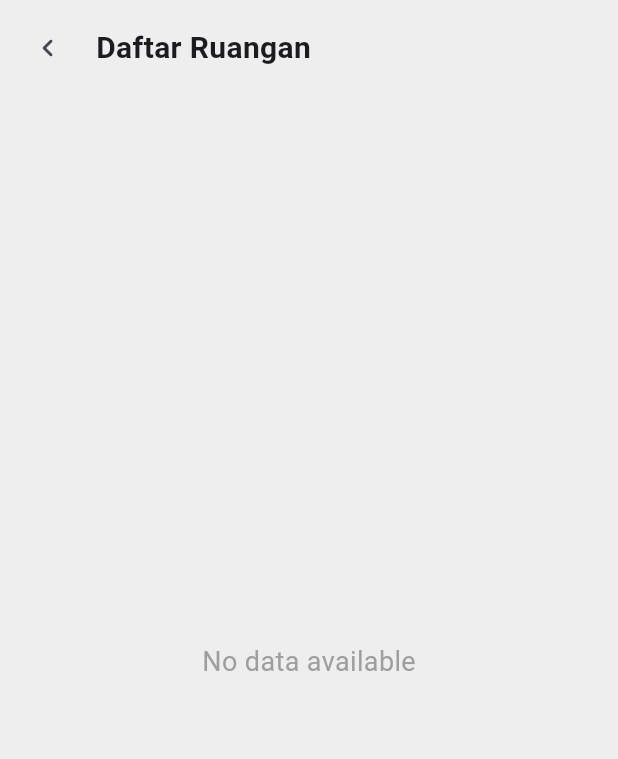
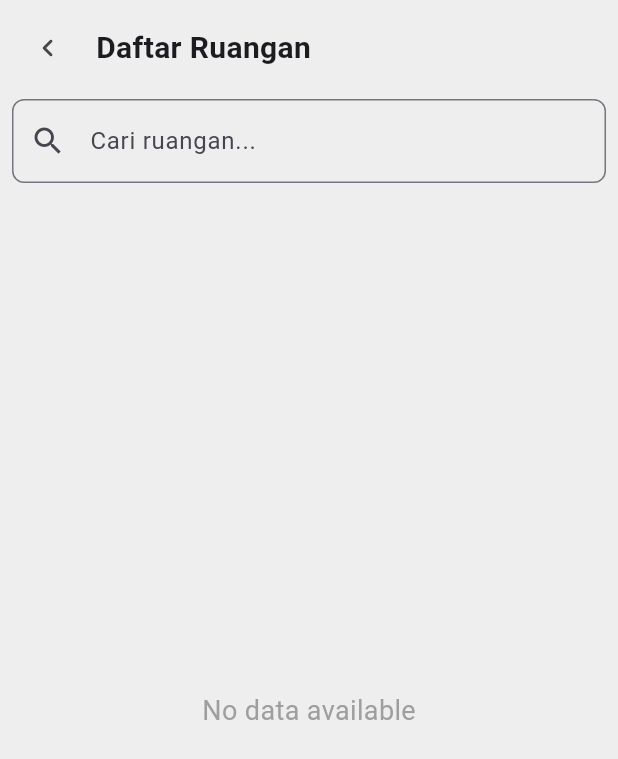
Before and after one commit to sipinjam/sipinjam, a Flutter app: the DaftarRuanganPage screen opened directly with empty values, on a phone screen of 412 x 824 dp. Shown: the top 759 px of the screen. Run offline on Flutter 3.47's test engine with Material 3 defaults, Android fonts, the phone set to English and light mode, and no system bars; our stand-ins replace flutter_riverpod, shared_preferences, table_calendar; missing offline and left inert: d_button, d_info, d_input, d_view; accounts and stored records are empty; network calls fail.

Commit message:
searchbar flutter belom bisa

```diff
--- a/Flutter/lib/pages/dashboard/Home/daftarRuangan.dart
+++ b/Flutter/lib/pages/dashboard/Home/daftarRuangan.dart
@@ -9,7 +9,8 @@ void main() {
 }
 
 class DaftarRuanganPage extends StatefulWidget {
-  final int buildingId; // Tambahkan parameter ini
+  final dynamic buildingId; // Tambahkan parameter ini
+
 
   const DaftarRuanganPage({super.key, required this.buildingId});
 
@@ -23,15 +24,30 @@ class _DaftarRuanganPageState extends State<DaftarRuanganPage> {
   bool _isLoading = true;
   int _page = 1;
   final int _pageSize = 10;
+  TextEditingController _searchController = TextEditingController();
 
   @override
   void initState() {
     super.initState();
     _fetchRuanganData();
+    _searchController.addListener(_filterRuanganData);
   }
 
+  void _loadPage() {
+  int startIndex = (_page - 1) * _pageSize;
+  int endIndex = startIndex + _pageSize;
+  setState(() {
+    _filteredRuanganData = _filteredRuanganData.sublist(
+      startIndex,
+      endIndex > _filteredRuanganData.length
+          ? _filteredRuanganData.length
+          : endIndex,
+    );
+  });
+}
+
+
   Future<void> _fetchRuanganData() async {
-    // Ambil semua data ruangan
     const url = 'http://localhost/sipinjamfix/sipinjam/api/ruangan/';
     try {
       final response = await http.get(
@@ -42,7 +58,6 @@ class _DaftarRuanganPageState extends State<DaftarRuanganPage> {
         final data = json.decode(response.body);
         setState(() {
           _allRuanganData = (data['data'] as List<dynamic>).map((item) {
-            // Ubah URL gambar di sini
             if (item['foto_ruangan'] != null) {
               item['foto_ruangan'] = item['foto_ruangan']
                   .map((photo) =>
@@ -52,7 +67,6 @@ class _DaftarRuanganPageState extends State<DaftarRuanganPage> {
             return daftarRuanganModel.fromJson(item);
           }).toList();
 
-          // Filter ruangan berdasarkan buildingId
           _filteredRuanganData = _allRuanganData
               .where((ruangan) => ruangan.buildingId == widget.buildingId)
               .toList();
@@ -71,16 +85,24 @@ class _DaftarRuanganPageState extends State<DaftarRuanganPage> {
     }
   }
 
-  void _loadPage() {
-    int startIndex = (_page - 1) * _pageSize;
-    int endIndex = startIndex + _pageSize;
+  void _filterRuanganData() {
+    String searchQuery = _searchController.text.toLowerCase();
     setState(() {
-      _filteredRuanganData = _filteredRuanganData.sublist(
-        startIndex,
-        endIndex > _filteredRuanganData.length
-            ? _filteredRuanganData.length
-            : endIndex,
-      );
+      _filteredRuanganData = _allRuanganData.where((ruangan) {
+        bool matchesKeyword = searchQuery.isNotEmpty;
+        if (matchesKeyword) {
+          if (searchQuery.contains(' ')) {
+            List<String> keywords = searchQuery.split(' ');
+            return keywords.any((keyword) =>
+                ruangan.name.toLowerCase().contains(keyword) ||
+                ruangan.buildingName.toLowerCase().contains(keyword));
+          } else {
+            return ruangan.name.toLowerCase().contains(searchQuery) ||
+                ruangan.buildingName.toLowerCase().contains(searchQuery);
+          }
+        }
+        return false;
+      }).toList();
     });
   }
 
@@ -110,6 +132,18 @@ class _DaftarRuanganPageState extends State<DaftarRuanganPage> {
               ],
             ),
             const SizedBox(height: 10),
+            // Search bar
+            TextField(
+              controller: _searchController,
+              decoration: InputDecoration(
+                hintText: 'Cari ruangan...',
+                prefixIcon: Icon(Icons.search),
+                border: OutlineInputBorder(
+                  borderRadius: BorderRadius.circular(8),
+                ),
+              ),
+            ),
+            const SizedBox(height: 10),
             Expanded(
               child: _isLoading
                   ? const Center(child: CircularProgressIndicator())
@@ -124,8 +158,8 @@ class _DaftarRuanganPageState extends State<DaftarRuanganPage> {
                           itemCount: _filteredRuanganData.length,
                           gridDelegate:
                               const SliverGridDelegateWithFixedCrossAxisCount(
-                            crossAxisCount: 2, // Jumlah kolom dalam grid
-                            childAspectRatio: 0.75, // Rasio aspek item
+                            crossAxisCount: 2,
+                            childAspectRatio: 0.75,
                           ),
                           itemBuilder: (context, index) {
                             final ruangan = _filteredRuanganData[index];
@@ -135,8 +169,7 @@ class _DaftarRuanganPageState extends State<DaftarRuanganPage> {
                                   context,
                                   MaterialPageRoute(
                                     builder: (context) => detailRuanganPage(
-                                        ruanganId:
-                                            ruangan.id), // Kirim ID ruangan
+                                        ruanganId: ruangan.id),
                                   ),
                                 );
                               },
@@ -169,8 +202,7 @@ class _DaftarRuanganPageState extends State<DaftarRuanganPage> {
                                             mainAxisAlignment:
                                                 MainAxisAlignment.center,
                                             children: [
-                                              const Icon(Icons.people,
-                                                  size: 18),
+                                              const Icon(Icons.people, size: 18),
                                               const SizedBox(width: 3),
                                               Text(
                                                 '${ruangan.capacity}',
@@ -195,6 +227,7 @@ class _DaftarRuanganPageState extends State<DaftarRuanganPage> {
     );
   }
 }
+
 
 class DetailRuanganPage extends StatelessWidget {
   final daftarRuanganModel ruangan;
```
Also changed, not shown: Flutter/lib/pages/dashboard/Home/homePage.dart (+87 -28 lines).
